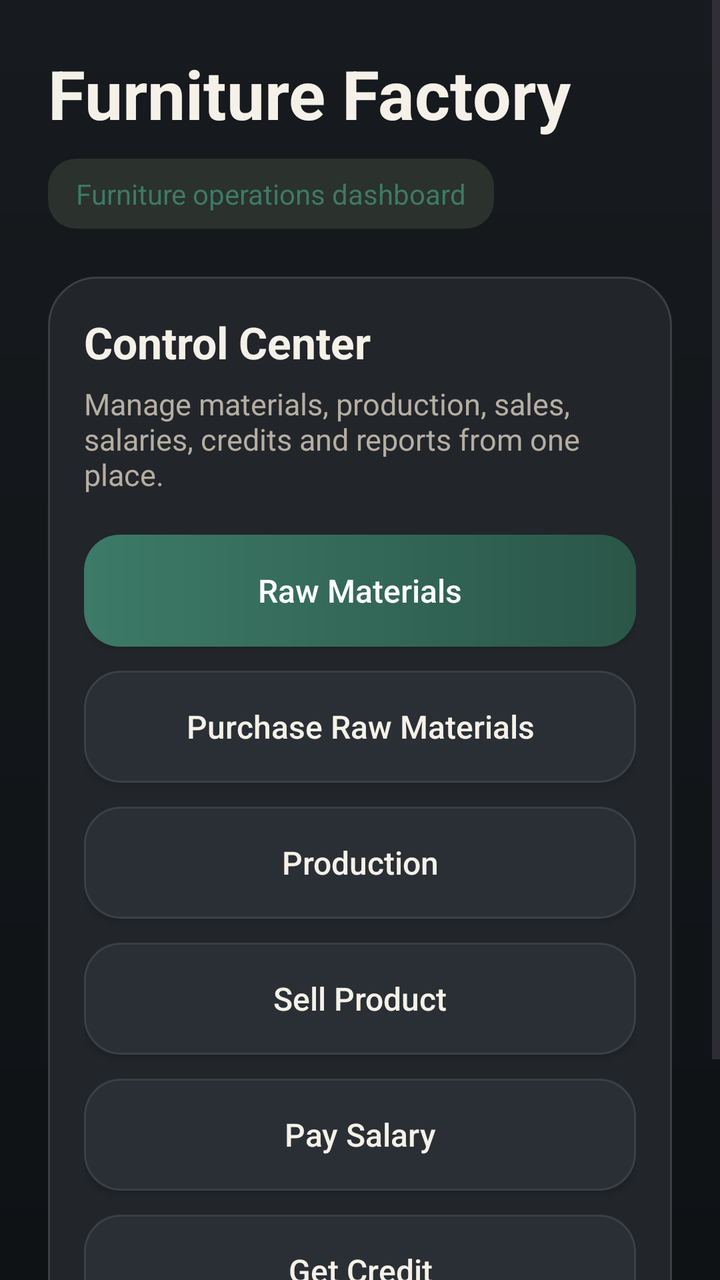
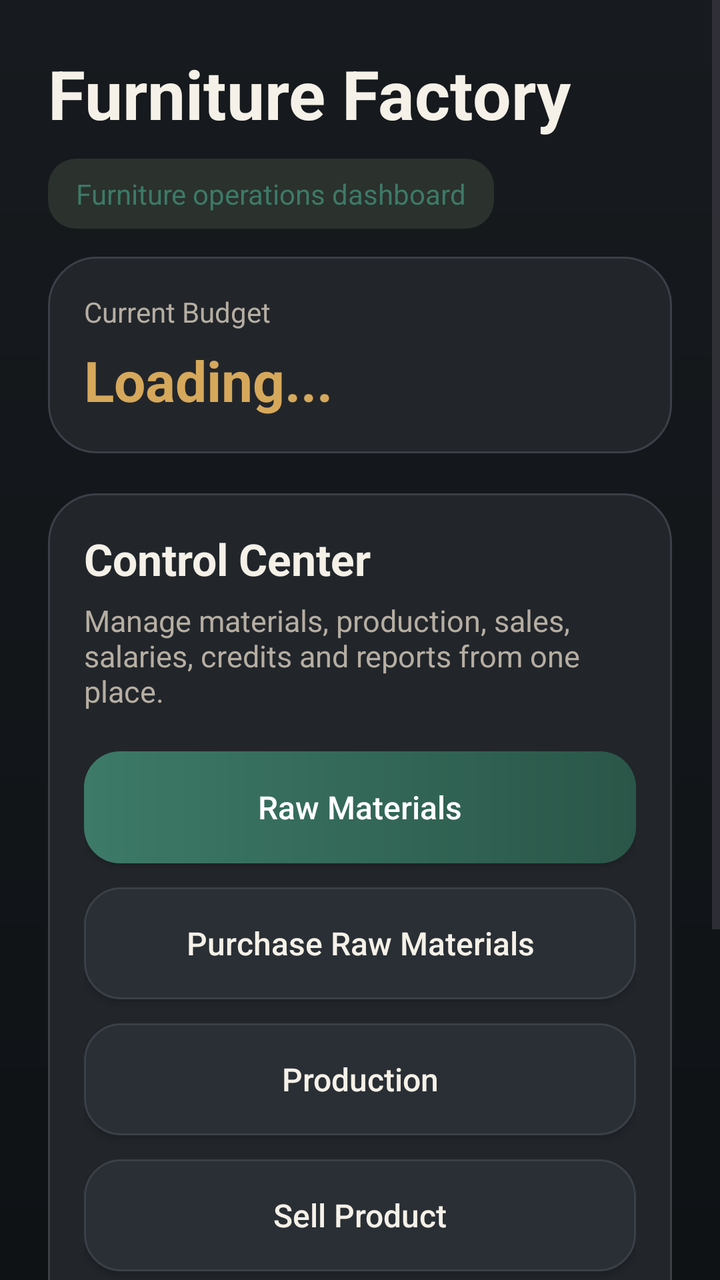

Screens rendered from an Android XML layout before and after an edit, with the pre-edit source and the edit as a unified diff.
<!-- AndroidManifest.xml: application theme Theme.Furniture_app -->
<!-- res/layout/activity_menu.xml -->
<?xml version="1.0" encoding="utf-8"?>
<ScrollView xmlns:android="http://schemas.android.com/apk/res/android"
    android:layout_width="match_parent"
    android:layout_height="match_parent"
    android:background="@drawable/bg_app_gradient">

    <LinearLayout
        android:layout_width="match_parent"
        android:layout_height="wrap_content"
        android:orientation="vertical"
        android:padding="24dp">

        <TextView
            android:layout_width="match_parent"
            android:layout_height="wrap_content"
            android:text="Furniture Factory"
            android:textColor="@color/brand_ink"
            android:textSize="34sp"
            android:textStyle="bold" />

        <TextView
            android:layout_width="wrap_content"
            android:layout_height="wrap_content"
            android:layout_marginTop="10dp"
            android:layout_marginBottom="24dp"
            android:background="@drawable/bg_chip_highlight"
            android:paddingLeft="14dp"
            android:paddingTop="8dp"
            android:paddingRight="14dp"
            android:paddingBottom="8dp"
            android:text="Furniture operations dashboard"
            android:textColor="@color/brand_primary"
            android:textSize="14sp" />

        <LinearLayout
            android:layout_width="match_parent"
            android:layout_height="wrap_content"
            android:background="@drawable/bg_surface_card"
            android:orientation="vertical"
            android:padding="18dp">

            <TextView
                android:layout_width="match_parent"
                android:layout_height="wrap_content"
                android:layout_marginBottom="6dp"
                android:text="Control Center"
                android:textColor="@color/brand_ink"
                android:textSize="22sp"
                android:textStyle="bold" />

            <TextView
                android:layout_width="match_parent"
                android:layout_height="wrap_content"
                android:layout_marginBottom="20dp"
                android:text="Manage materials, production, sales, salaries, credits and reports from one place."
                android:textColor="@color/brand_muted"
                android:textSize="15sp" />

            <Button
                android:id="@+id/rawMaterialsButton"
                android:layout_width="match_parent"
                android:layout_height="56dp"
                android:layout_marginBottom="12dp"
                android:background="@drawable/bg_button_primary"
                android:text="Raw Materials"
                android:textAllCaps="false"
                android:textColor="@color/white"
                android:textSize="16sp" />

            <Button
                android:id="@+id/purchaseButton"
                android:layout_width="match_parent"
                android:layout_height="56dp"
                android:layout_marginBottom="12dp"
                android:background="@drawable/bg_button_secondary"
                android:text="Purchase Raw Materials"
                android:textAllCaps="false"
                android:textColor="@color/brand_ink"
                android:textSize="16sp" />

            <Button
                android:id="@+id/btnProduction"
                android:layout_width="match_parent"
                android:layout_height="56dp"
                android:layout_marginBottom="12dp"
                android:background="@drawable/bg_button_secondary"
                android:text="Production"
                android:textAllCaps="false"
                android:textColor="@color/brand_ink"
                android:textSize="16sp" />

            <Button
                android:id="@+id/btnOpenSale"
                android:layout_width="match_parent"
                android:layout_height="56dp"
                android:layout_marginBottom="12dp"
                android:background="@drawable/bg_button_secondary"
                android:text="Sell Product"
                android:textAllCaps="false"
                android:textColor="@color/brand_ink"
                android:textSize="16sp" />

            <Button
                android:id="@+id/btnSalary"
                android:layout_width="match_parent"
                android:layout_height="56dp"
                android:layout_marginBottom="12dp"
                android:background="@drawable/bg_button_secondary"
                android:text="Pay Salary"
                android:textAllCaps="false"
                android:textColor="@color/brand_ink"
                android:textSize="16sp" />

            <Button
                android:id="@+id/btnCredit"
                android:layout_width="match_parent"
                android:layout_height="56dp"
                android:layout_marginBottom="12dp"
                android:background="@drawable/bg_button_secondary"
                android:text="Get Credit"
                android:textAllCaps="false"
                android:textColor="@color/brand_ink"
                android:textSize="16sp" />

            <Button
                android:id="@+id/btnReports"
                android:layout_width="match_parent"
                android:layout_height="56dp"
                android:background="@drawable/bg_button_secondary"
                android:text="Reports"
                android:textAllCaps="false"
                android:textColor="@color/brand_ink"
                android:textSize="16sp" />
        </LinearLayout>
    </LinearLayout>
</ScrollView>
<!-- resources referenced by this layout -->
<resources>
  <color name="brand_ink">#F5F1E8</color>
  <color name="brand_muted">#B6AEA2</color>
  <color name="brand_primary">#3D7A68</color>
  <color name="white">#FFFFFFFF</color>
  <!-- drawable bg_app_gradient (drawable) -->
  <?xml version="1.0" encoding="utf-8"?>
  <shape xmlns:android="http://schemas.android.com/apk/res/android">
      <gradient
          android:angle="270"
          android:startColor="@color/brand_surface"
          android:endColor="@color/brand_surface_alt" />
  </shape>
  <!-- drawable bg_button_primary (drawable) -->
  <?xml version="1.0" encoding="utf-8"?>
  <shape xmlns:android="http://schemas.android.com/apk/res/android">
      <gradient
          android:angle="0"
          android:startColor="@color/brand_primary"
          android:endColor="@color/brand_primary_dark" />
      <corners android:radius="18dp" />
  </shape>
  <!-- drawable bg_button_secondary (drawable) -->
  <?xml version="1.0" encoding="utf-8"?>
  <shape xmlns:android="http://schemas.android.com/apk/res/android">
      <solid android:color="#2A2F35" />
      <corners android:radius="18dp" />
      <stroke
          android:width="1dp"
          android:color="@color/brand_line" />
  </shape>
  <!-- drawable bg_chip_highlight (drawable) -->
  <?xml version="1.0" encoding="utf-8"?>
  <shape xmlns:android="http://schemas.android.com/apk/res/android">
      <solid android:color="#2B312C" />
      <corners android:radius="14dp" />
  </shape>
  <!-- drawable bg_surface_card (drawable) -->
  <?xml version="1.0" encoding="utf-8"?>
  <shape xmlns:android="http://schemas.android.com/apk/res/android">
      <solid android:color="@color/brand_panel" />
      <corners android:radius="24dp" />
      <stroke
          android:width="1dp"
          android:color="@color/brand_line" />
  </shape>
  <style name="Theme.Furniture_app" parent="Base.Theme.Furniture_app" />
  <color name="brand_surface">#171A1E</color>
  <color name="brand_surface_alt">#0F1215</color>
  <color name="brand_primary_dark">#2A5648</color>
  <color name="brand_line">#3A4047</color>
  <color name="brand_panel">#22262B</color>
  <style name="Base.Theme.Furniture_app" parent="Theme.Material3.DayNight.NoActionBar">
          
          
      </style>
</resources>

<!-- the commit's change to res/layout/activity_menu.xml (unified diff, before → after) -->
@@ -22,7 +22,7 @@
             android:layout_width="wrap_content"
             android:layout_height="wrap_content"
             android:layout_marginTop="10dp"
-            android:layout_marginBottom="24dp"
+            android:layout_marginBottom="14dp"
             android:background="@drawable/bg_chip_highlight"
             android:paddingLeft="14dp"
             android:paddingTop="8dp"
@@ -31,6 +31,32 @@
             android:text="Furniture operations dashboard"
             android:textColor="@color/brand_primary"
             android:textSize="14sp" />
+
+        <LinearLayout
+            android:layout_width="match_parent"
+            android:layout_height="wrap_content"
+            android:layout_marginBottom="20dp"
+            android:background="@drawable/bg_surface_card"
+            android:orientation="vertical"
+            android:padding="18dp">
+
+            <TextView
+                android:layout_width="match_parent"
+                android:layout_height="wrap_content"
+                android:text="Current Budget"
+                android:textColor="@color/brand_muted"
+                android:textSize="14sp" />
+
+            <TextView
+                android:id="@+id/txtBudgetAmount"
+                android:layout_width="match_parent"
+                android:layout_height="wrap_content"
+                android:layout_marginTop="6dp"
+                android:text="Loading..."
+                android:textColor="@color/brand_gold"
+                android:textSize="28sp"
+                android:textStyle="bold" />
+        </LinearLayout>
 
         <LinearLayout
             android:layout_width="match_parent"
<!-- resource entries referenced after the edit -->
@@ -1,5 +1,6 @@
 <!-- resources referenced by this layout -->
 <resources>
+  <color name="brand_gold">#D6A85B</color>
   <color name="brand_ink">#F5F1E8</color>
   <color name="brand_muted">#B6AEA2</color>
   <color name="brand_primary">#3D7A68</color>
